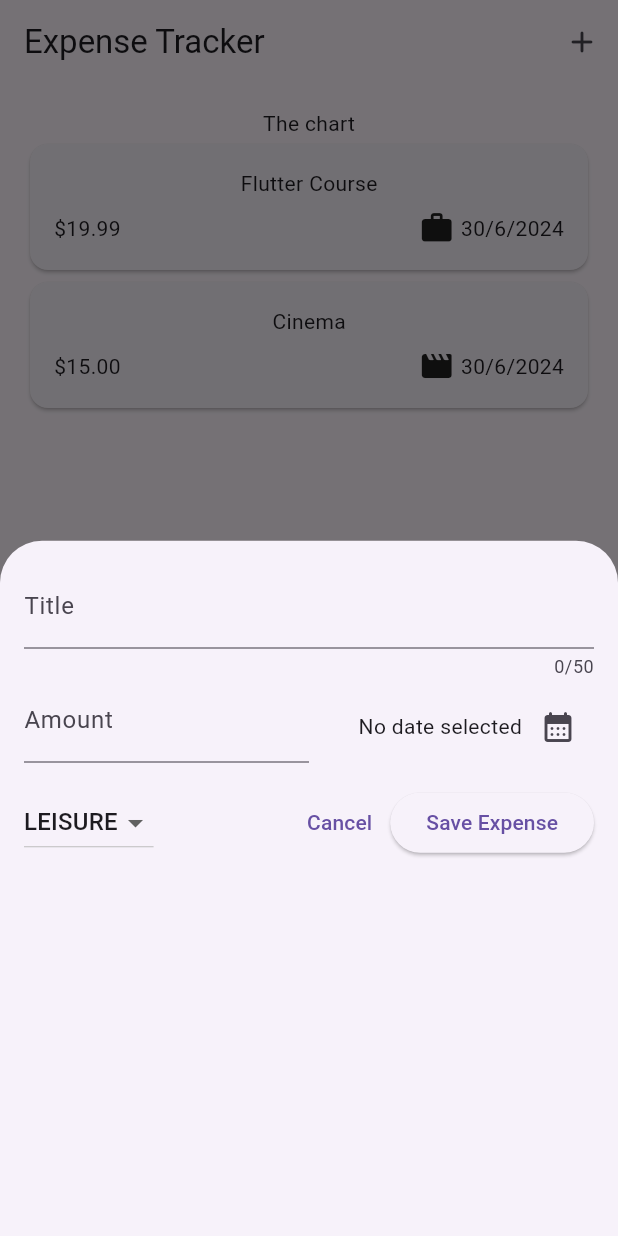
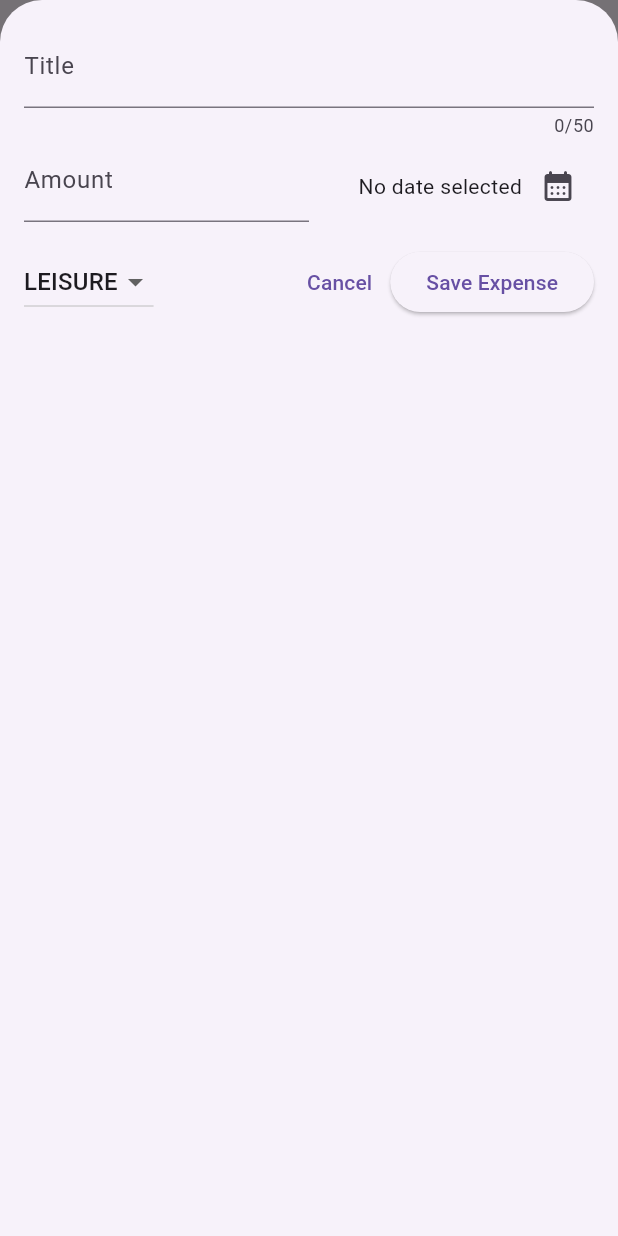
Before and after one commit to FadyFawzyOfficial/expenses_tracker, a Flutter app: the screen it shows after launch, after a tap on the "add" icon, on a phone screen of 412 x 824 dp. Run offline on Flutter 3.47's test engine with Material 3 defaults, Android fonts, the phone set to English and light mode, and no system bars.

Commit message:
21. Make BottomModalSheet full screen

```diff
--- a/lib/widgets/expenses.dart
+++ b/lib/widgets/expenses.dart
@@ -54,6 +54,7 @@ class _ExpensesState extends State<Expenses> {
   void _showExpenseBottomSheet() {
     showModalBottomSheet(
       context: context,
+      isScrollControlled: true,
       builder: (context) => NewExpense(
         onSubmitExpense: _addNewExpense,
       ),
--- a/lib/widgets/new_expense.dart
+++ b/lib/widgets/new_expense.dart
@@ -27,7 +27,8 @@ class _NewExpenseState extends State<NewExpense> {
 
   @override
   Widget build(context) {
-    return Padding(
+    return SafeArea(
+      child: Padding(
         padding: const EdgeInsets.all(16),
         child: Column(
           children: [
@@ -93,6 +94,7 @@ class _NewExpenseState extends State<NewExpense> {
             )
           ],
         ),
+      ),
     );
   }
 
```
Lines whose indentation alone changed are shown as unchanged.
